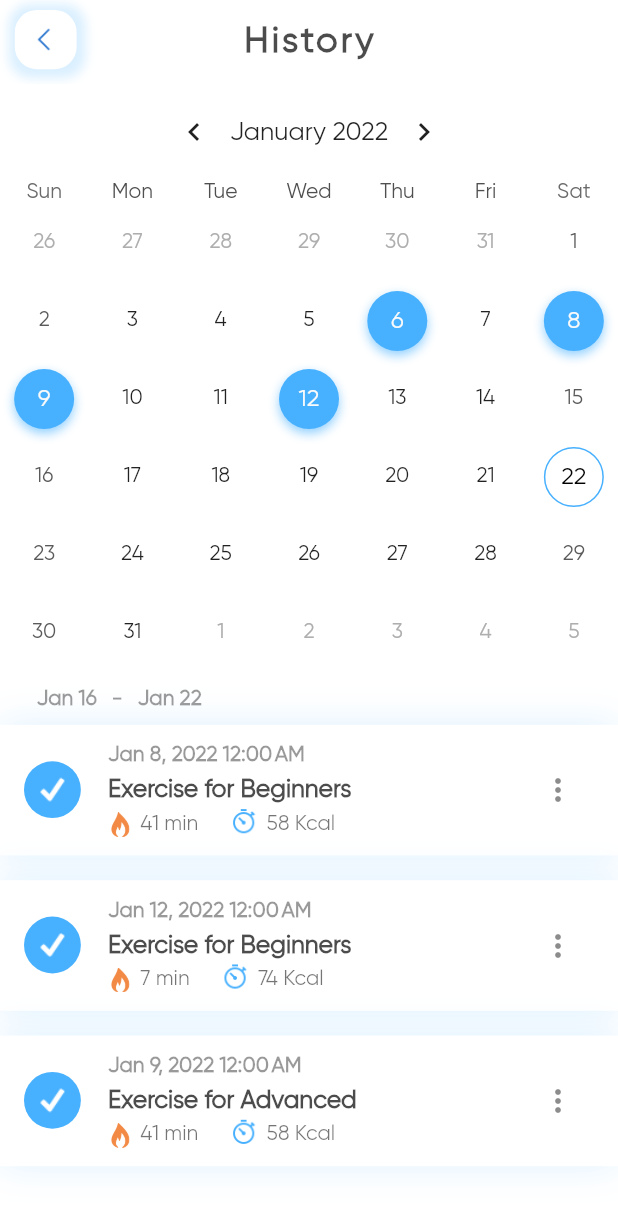
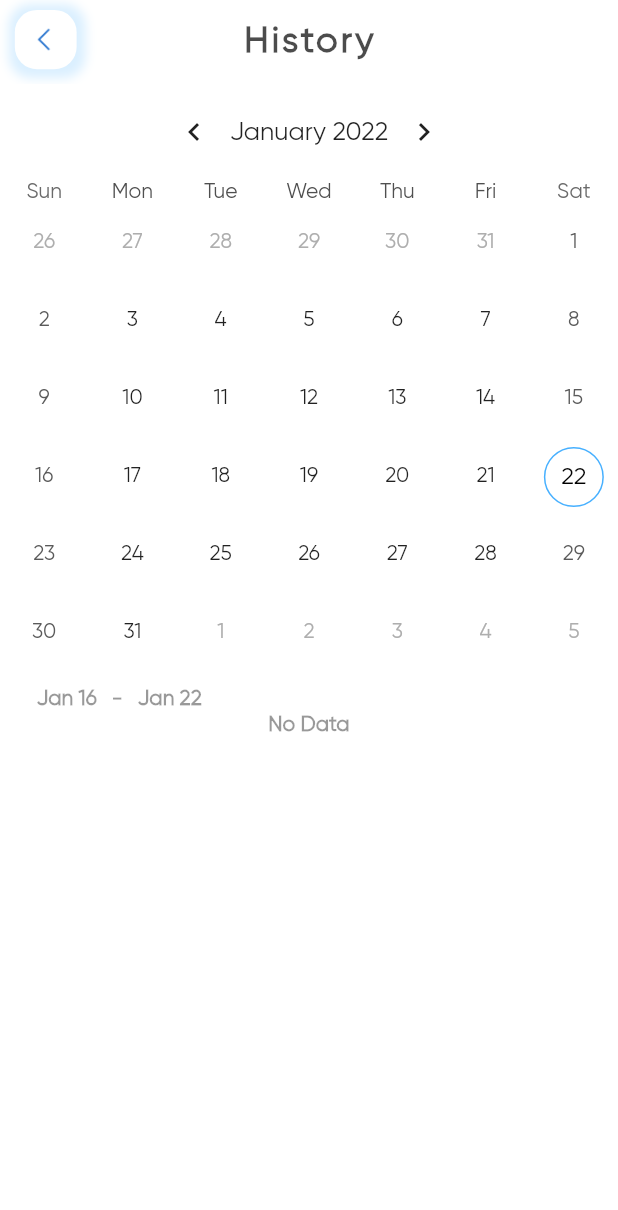
Before and after one commit to sudeshnb/exercise-app, a Flutter app: the HistoryPage screen opened by its route, on a phone screen of 412 x 824 dp. Shown: the top 1210 px of the screen. Run offline on Flutter 3.47's test engine with Material 2 defaults, Android fonts, the phone set to English and light mode, and no system bars; our stand-ins replace flutter_local_notifications, sqflite, timezone; accounts and stored records are empty.

Commit message:
exercise app

```diff
--- a/lib/Core/route.dart
+++ b/lib/Core/route.dart
@@ -1,5 +1,6 @@
 import 'package:exercise_app/data/exercise_model.dart';
 import 'package:exercise_app/data/level_model.dart';
+import 'package:exercise_app/data/model/event.dart';
 import 'package:exercise_app/pages/home/complete_page.dart';
 import 'package:exercise_app/pages/home/exercise_details_page.dart';
 import 'package:exercise_app/pages/home/home_page.dart';
@@ -7,6 +8,7 @@ import 'package:exercise_app/pages/home/ready_page.dart';
 import 'package:exercise_app/pages/home/view_all_exercise.dart';
 import 'package:exercise_app/pages/profile/reminders_page.dart';
 import 'package:exercise_app/pages/report/history_page.dart';
+import 'package:exercise_app/pages/report/report_page.dart';
 import 'package:exercise_app/widgets/bottom_nav_bar.dart';
 import 'package:flutter/material.dart';
 
@@ -15,10 +17,15 @@ class RouteGenerator {
     final arguments = settings?.arguments;
     switch (settings?.name) {
       case '/BottomNavBar':
-        return createRoute(child: const BottomNavBar());
+        ScreenArguments item = arguments as ScreenArguments;
+
+        return createRoute(child: BottomNavBar(newArgu: item));
 
       case '/HomePage':
         return createRoute(child: const HomePage());
+
+      case '/ReportsPage':
+        return createRoute(child: const ReportsPage());
 
       case '/ViewAllExercisePage':
         Levels level = arguments as Levels;
@@ -43,10 +50,10 @@ class RouteGenerator {
         );
 
       case '/CompletePage':
-        Levels level = arguments as Levels;
+        CompletPageArguments level = arguments as CompletPageArguments;
         return createRoute(
           child: CompletePage(
-            level: level,
+            arg: level,
           ),
         );
 
@@ -93,3 +100,17 @@ Route createRoute({required Widget child}) {
     },
   );
 }
+
+class ScreenArguments {
+  final int index;
+  final bool isJump;
+
+  ScreenArguments(this.index, this.isJump);
+}
+
+class CompletPageArguments {
+  final Levels levels;
+  final Event event;
+
+  CompletPageArguments(this.levels, this.event);
+}
--- a/lib/data/calender_data.dart
+++ /dev/null
@@ -1,74 +0,0 @@
-import 'dart:collection';
-import 'package:exercise_app/Core/calender/table_calendar.dart';
-
-/// Example event class.
-class Event {
-  final String title;
-  final String min;
-  final String kcal;
-  final DateTime dateTime;
-  const Event({
-    required this.title,
-    required this.min,
-    required this.kcal,
-    required this.dateTime,
-  });
-}
-
-final kEvents = LinkedHashMap<DateTime, List<Event>>(
-  equals: isSameDay,
-  hashCode: getHashCode,
-)..addAll(_kEventSource);
-
-final _kEventSource = {
-  DateTime.utc(2022, 1, 6): [
-    Event(
-        dateTime: DateTime.utc(2022, 1, 6),
-        title: 'Exercise for Beginners',
-        min: '10',
-        kcal: '58'),
-    Event(
-        dateTime: DateTime.utc(2022, 1, 6),
-        title: 'Exercise for Advanced',
-        min: '02',
-        kcal: '5'),
-  ],
-  DateTime.utc(2022, 1, 8): [
-    Event(
-        dateTime: DateTime.utc(2022, 1, 8),
-        title: 'Exercise for Beginners',
-        min: '41',
-        kcal: '58')
-  ],
-  DateTime.utc(2022, 1, 9): [
-    Event(
-        dateTime: DateTime.utc(2022, 1, 9),
-        title: 'Exercise for Advanced',
-        min: '41',
-        kcal: '58')
-  ],
-  DateTime.utc(2022, 1, 12): [
-    Event(
-        dateTime: DateTime.utc(2022, 1, 12),
-        title: 'Exercise for Beginners',
-        min: '7',
-        kcal: '74')
-  ],
-}..addAll({});
-
-int getHashCode(DateTime key) {
-  return key.day * 1000000 + key.month * 10000 + key.year;
-}
-
-/// Returns a list of [DateTime] objects from [first] to [last], inclusive.
-List<DateTime> daysInRange(DateTime first, DateTime last) {
-  final dayCount = last.difference(first).inDays + 1;
-  return List.generate(
-    dayCount,
-    (index) => DateTime.utc(first.year, first.month, first.day + index),
-  );
-}
-
-final kToday = DateTime.now();
-final kFirstDay = DateTime(kToday.year, kToday.month - 3, kToday.day);
-final kLastDay = DateTime(kToday.year, kToday.month + 3, kToday.day);
--- /dev/null
+++ b/lib/data/model/event.dart
@@ -0,0 +1,37 @@
+/// Example event class.
+class Event {
+  final int? id;
+  final String eventKey;
+  final String title;
+  final String duration;
+  final String kcal;
+  final DateTime dateTime;
+  const Event({
+    this.id,
+    required this.eventKey,
+    required this.title,
+    required this.duration,
+    required this.kcal,
+    required this.dateTime,
+  });
+
+  Map<String, dynamic> toMap() {
+    return {
+      '_id': id,
+      'eventKey': eventKey,
+      'title': title,
+      'duration': duration,
+      'time': dateTime.toIso8601String(),
+      'kcal': kcal,
+    };
+  }
+
+  static Event fromJson(Map<String, Object?> json) => Event(
+        id: json['_id'] as int,
+        eventKey: json['eventKey'] as String,
+        title: json['title'] as String,
+        duration: json['duration'] as String,
+        dateTime: DateTime.parse(json['time'] as String),
+        kcal: json['kcal'] as String,
+      );
+}
--- a/lib/data/model/report.dart
+++ b/lib/data/model/report.dart
@@ -4,8 +4,7 @@ class Reports {
   final String kcal;
   final String duration;
   final DateTime time;
-  final String history;
-  final String? name;
+  final String eventKey;
 
   const Reports({
     this.id,
@@ -13,8 +12,7 @@ class Reports {
     required this.kcal,
     required this.duration,
     required this.time,
-    required this.history,
-    this.name,
+    required this.eventKey,
   });
 
   Map<String, dynamic> toMap() {
@@ -24,8 +22,7 @@ class Reports {
       'kcal': kcal,
       'duration': duration,
       'time': time.toIso8601String(),
-      'history': history,
-      'name': name,
+      'eventKey': eventKey,
     };
   }
 
@@ -35,7 +32,6 @@ class Reports {
         kcal: json['kcal'] as String,
         duration: json['duration'] as String,
         time: DateTime.parse(json['time'] as String),
-        history: json['history'] as String,
-        name: json['name'] as String,
+        eventKey: json['eventKey'] as String,
       );
 }
--- a/lib/pages/home/view_all_exercise.dart
+++ b/lib/pages/home/view_all_exercise.dart
@@ -1,4 +1,5 @@
 import 'package:exercise_app/Core/color.dart';
+import 'package:exercise_app/Core/route.dart';
 import 'package:exercise_app/Core/size/size_config.dart';
 import 'package:exercise_app/Core/space.dart';
 import 'package:exercise_app/data/level_model.dart';
@@ -43,7 +44,10 @@ class _ViewAllExerciseState extends State<ViewAllExercise> {
               CustomCircleButton(
                 onTap: () {
                   Navigator.of(context).pushNamedAndRemoveUntil(
-                      '/BottomNavBar', (route) => false);
+                    '/BottomNavBar',
+                    (route) => false,
+                    arguments: ScreenArguments(0, false),
+                  );
                 },
                 imagePath: 'back.png',
               ),
--- a/lib/pages/report/history_calender.dart
+++ b/lib/pages/report/history_calender.dart
@@ -3,11 +3,13 @@ import 'package:exercise_app/Core/calender/table_calendar.dart';
 import 'package:exercise_app/Core/color.dart';
 import 'package:exercise_app/Core/size/size_config.dart';
 import 'package:exercise_app/Core/space.dart';
+import 'package:exercise_app/data/database/app_db.dart';
+import 'package:exercise_app/data/model/report.dart';
 import 'package:exercise_app/widgets/dialog_box.dart';
 import 'package:flutter/material.dart';
 import 'package:intl/intl.dart';
 
-import '../../data/calender_data.dart';
+import '../../data/model/event.dart';
 
 class HistoryCalender extends StatefulWidget {
   const HistoryCalender({Key? key}) : super(key: key);
@@ -15,6 +17,8 @@ class HistoryCalender extends StatefulWidget {
   @override
   _HistoryCalenderState createState() => _HistoryCalenderState();
 }
+
+var _kEventSource2 = <DateTime, List<Event>>{};
 
 class _HistoryCalenderState extends State<HistoryCalender> {
   final ValueNotifier<List<Event>> _selectedEvents = ValueNotifier([]);
@@ -29,6 +33,44 @@ class _HistoryCalenderState extends State<HistoryCalender> {
   DateTime _focusedDay = DateTime.now();
 //is used no data from weeks
   bool isDataHas = true;
+  List<Reports> history = [];
+  List<Event> events = [];
+  List<Event> weekEvents = [];
+  @override
+  void initState() {
+    showData();
+    super.initState();
+  }
+
+  Future showData() async {
+    history = await ExerciseDatabase.instance.showReports();
+
+    if (history.isNotEmpty) {
+      for (int i = 0; history.length > i; i++) {
+        var date = history[i].time;
+        events = await ExerciseDatabase.instance
+            .showEvents('${date.year}${date.month}${date.day}');
+        setState(() {
+          _kEventSource2[DateTime.utc(date.year, date.month, date.day)] = [
+            for (int k = 0; events.length > k; k++)
+              Event(
+                id: events[k].id,
+                eventKey: events[k].eventKey,
+                title: events[k].title,
+                duration: events[k].duration,
+                kcal: events[k].kcal,
+                dateTime: events[k].dateTime,
+              )
+          ];
+        });
+      }
+    }
+  }
+
+  Future getWeekData(strat, end) async {
+    weekEvents = await ExerciseDatabase.instance.showBetweenEvents(strat, end);
+  }
+
   @override
   void dispose() {
     _selectedEvents.dispose();
@@ -36,9 +78,8 @@ class _HistoryCalenderState extends State<HistoryCalender> {
   }
 
   List<Event> _getEventsForDay(DateTime day) {
-    // Implementation example
-    // return eventData;
-    return kEvents[day] ?? [];
+    return _kEventSource2[day] ?? [];
+    // return kEvents[day] ?? [];
   }
 
   List<Event> _getEventsForDays(Set<DateTime> days) {
@@ -106,6 +147,7 @@ class _HistoryCalenderState extends State<HistoryCalender> {
   @override
   Widget build(BuildContext context) {
     var day = _focusedDay.subtract(const Duration(days: 6));
+
     return Column(
       children: [
         TableCalendar<Event>(
@@ -129,6 +171,8 @@ class _HistoryCalenderState extends State<HistoryCalender> {
             valueListenable: _selectedEvents,
             builder: (context, value, _) {
               if (value.isEmpty) {
+                getWeekData('${day.year}${day.month}${day.day}',
+                    '${_focusedDay.year}${_focusedDay.month}${_focusedDay.day}');
                 return Column(
                   crossAxisAlignment: CrossAxisAlignment.start,
                   children: [
@@ -159,16 +203,16 @@ class _HistoryCalenderState extends State<HistoryCalender> {
                         ),
                       ],
                     ),
-                    isDataHas == true
+                    weekEvents.isNotEmpty
                         ? Expanded(
                             child: ListView.builder(
-                                itemCount: eventData.length,
+                                itemCount: weekEvents.length,
                                 itemBuilder: (itemBuilder, index) {
                                   var date = DateFormat.yMMMd('en_US')
                                       .add_jm()
-                                      .format(eventData[index].dateTime);
+                                      .format(weekEvents[index].dateTime);
                                   return eventListTile(
-                                      date, eventData, index, context);
+                                      weekEvents[index], date, index);
                                 }),
                           )
                         : Center(
@@ -201,7 +245,7 @@ class _HistoryCalenderState extends State<HistoryCalender> {
                               .add_jm()
                               .format(value[index].dateTime);
 
-                          return eventListTile(date, value, index, context);
+                          return eventListTile(value[index], date, index);
                         },
                       ),
                     ),
@@ -215,8 +259,16 @@ class _HistoryCalenderState extends State<HistoryCalender> {
     );
   }
 
-  Container eventListTile(
-      String date, List<Event> value, int index, BuildContext context) {
+  Widget eventListTile(Event event, String date, int index) {
+    var time = int.parse(event.duration);
+    String newtime = '';
+    if (time >= 60) {
+      var cal = time / 60;
+      newtime = '${cal.toStringAsFixed(0)} min';
+    } else {
+      newtime = "$time sec";
+    }
+
     return Container(
       margin: EdgeInsets.symmetric(vertical: 1 * SizeConfig.height!),
       padding: EdgeInsets.symmetric(vertical: 1 * SizeConfig.height!),
@@ -253,7 +305,7 @@ class _HistoryCalenderState extends State<HistoryCalender> {
             ),
             h5,
             Text(
-              value[index].title.toString(),
+              event.title,
               style: TextStyle(
                 color: black.withOpacity(0.7),
                 fontSize: 2 * SizeConfig.text!,
@@ -271,7 +323,7 @@ class _HistoryCalenderState extends State<HistoryCalender> {
               color: orange,
             ),
             w5,
-            Text('${value[index].min} min'),
+            Text(newtime),
             w20,
             Image.asset(
               'assets/icons/time.png',
@@ -279,7 +331,7 @@ class _HistoryCalenderState extends State<HistoryCalender> {
               color: blue,
             ),
             w5,
-            Text('${value[index].kcal} Kcal'),
+            Text('${event.kcal} Kcal'),
           ],
         ),
         trailing: IconButton(
@@ -291,7 +343,11 @@ class _HistoryCalenderState extends State<HistoryCalender> {
                     title: 'Delete',
                     subTitle: 'Are you sure you want to delete it?',
                     onContinue: () {
-                      setState(() => value.removeAt(index));
+                      setState(() => events.removeAt(index));
+                      ExerciseDatabase.instance.deleteEvents(event.id!);
+
+                      showData();
+
                       Navigator.pop(context);
                     },
                   );
@@ -304,20 +360,10 @@ class _HistoryCalenderState extends State<HistoryCalender> {
   }
 }
 
-List<Event> eventData = [
-  Event(
-      dateTime: DateTime.utc(2022, 1, 8),
-      title: 'Exercise for Beginners',
-      min: '41',
-      kcal: '58'),
-  Event(
-      dateTime: DateTime.utc(2022, 1, 12),
-      title: 'Exercise for Beginners',
-      min: '7',
-      kcal: '74'),
-  Event(
-      dateTime: DateTime.utc(2022, 1, 9),
-      title: 'Exercise for Advanced',
-      min: '41',
-      kcal: '58')
-];
+final kToday = DateTime.now();
+final kFirstDay = DateTime(kToday.year, kToday.month - 3, kToday.day);
+final kLastDay = DateTime(kToday.year, kToday.month + 3, kToday.day);
+
+int getHashCode(DateTime key) {
+  return key.day * 1000000 + key.month * 10000 + key.year;
+}
```
Also changed, not shown: lib/data/database/app_db.dart (+56 -12 lines), lib/pages/home/complete_page.dart (+21 -8 lines), lib/pages/home/ready_page.dart (+44 -43 lines), lib/pages/profile/profile_page.dart (+15 -2 lines), lib/pages/report/history_page.dart (+6 -1 lines), lib/pages/report/report_page.dart (+26 -28 lines), lib/pages/splash_page.dart (+6 -2 lines), lib/widgets/bottom_nav_bar.dart (+16 -2 lines).
